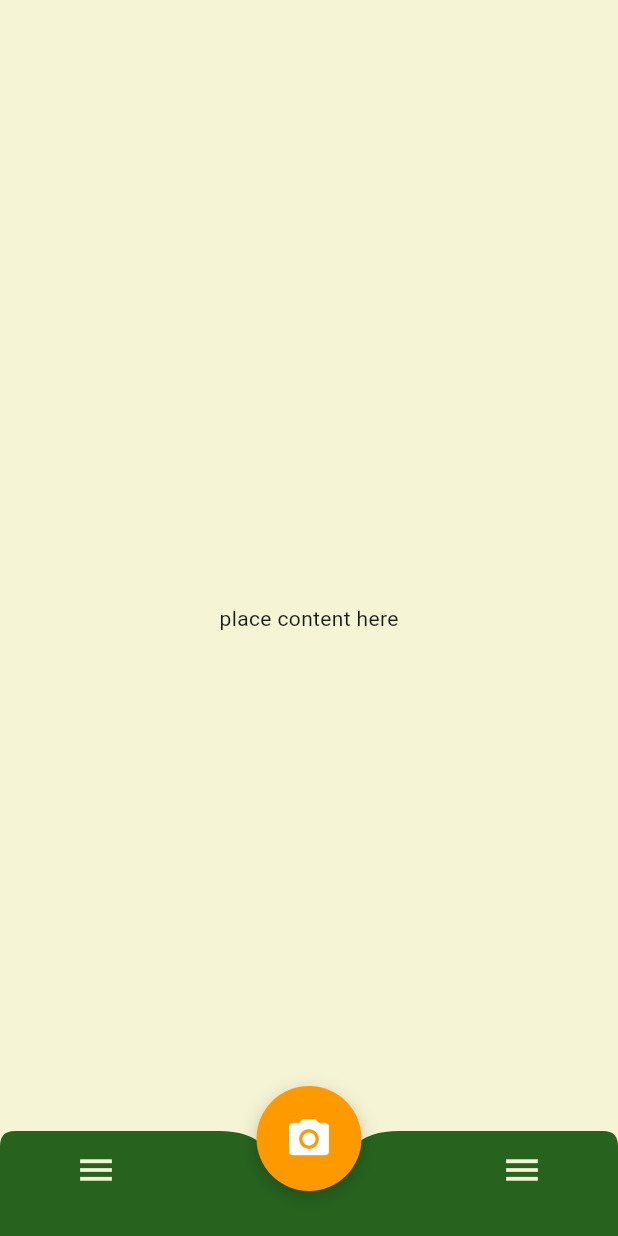
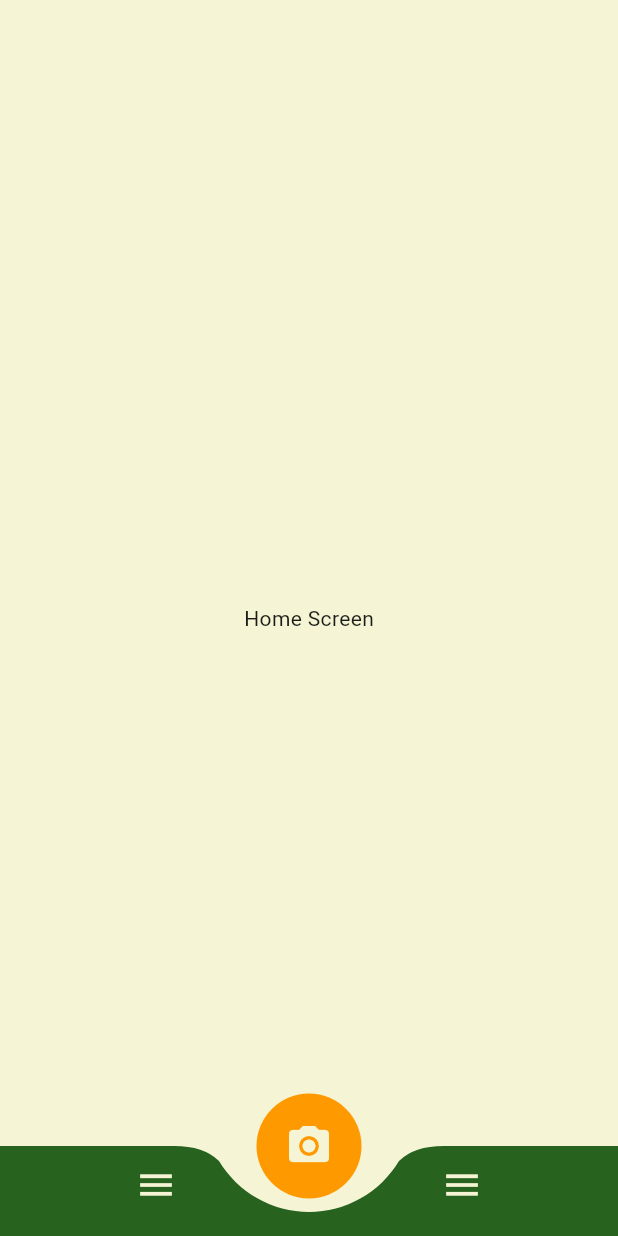
Before and after one commit to Q5dis/SSbryApp, a Flutter app: the screen it shows after launch, after a tap on the "menu" icon, on a phone screen of 412 x 824 dp. Run offline on Flutter 3.47's test engine with Material 3 defaults, Android fonts, the light colour scheme and no system bars.

Commit message:
10-01 owk

```diff
--- a/lib/main.dart
+++ b/lib/main.dart
@@ -9,7 +9,7 @@
   const MyApp({super.key});
 
   @override
-  Widget build(BuildContext){
+  Widget build(BuildContext context){
     return MaterialApp(
       title: 'SSbry',
       theme: ThemeData(
--- /dev/null
+++ b/lib/screens/home_screen.dart
@@ -0,0 +1,18 @@
+import 'package:flutter/material.dart';
+import '../widgets/bottom_nav.dart';
+
+class HomeScreen extends StatelessWidget {
+  const HomeScreen({Key? key}) : super(key: key);
+
+  @override
+  Widget build(BuildContext context) {
+    return Scaffold(
+      backgroundColor: Color(0xFFF5F4D4),
+      extendBody: true,
+      body: Center(
+        child: Text('Home Screen'),
+      ),
+      bottomNavigationBar: CustomBottomBar(),
+    );
+  }
+}
--- a/lib/widgets/bottom_nav.dart
+++ b/lib/widgets/bottom_nav.dart
@@ -1,4 +1,7 @@
 import 'package:flutter/material.dart';
+import '../screens/camera_screen.dart';
+import '../screens/credit_screen.dart';
+import '../screens/home_screen.dart';
 import 'dart:math' as math;
 
 class CustomBottomBar extends StatelessWidget {
@@ -7,7 +10,7 @@
   @override
   Widget build(BuildContext context) {
     return SizedBox(
-      height: 90, // 높이를 90으로 증가 (카메라 버튼이 위로 나오도록)
+      height: 90,
       child: Stack(
         clipBehavior: Clip.none, // 중요! Stack 밖으로 나갈 수 있게
         alignment: Alignment.bottomCenter,
@@ -25,52 +28,65 @@
 
           // 왼쪽 메뉴 아이콘
           Positioned(
-            bottom: 20,
-            left: 40,
+            bottom: 10,
+            left: 80,
             child: IconButton(
               icon: Icon(Icons.menu, color: Color(0xFFF5F4D4), size: 28),
-              onPressed: () {},
+              onPressed: () {
+                Navigator.pushReplacement(
+                    context,
+                    MaterialPageRoute(
+                        builder: (context) => HomeScreen()
+                    ));
+              },
             ),
           ),
 
           // 오른쪽 메뉴 아이콘
           Positioned(
-            bottom: 20,
-            right: 40,
+            bottom: 10,
+            right: 80,
             child: IconButton(
               icon: Icon(Icons.menu, color: Color(0xFFF5F4D4), size: 28),
-              onPressed: () {},
+              onPressed: () {
+                Navigator.pushReplacement(
+                    context,
+                    MaterialPageRoute(
+                        builder: (context) => CreditScreen()
+                    ));
+              },
             ),
           ),
 
           // 중앙 카메라 버튼 (위로 떠있는 느낌)
           Positioned(
-            bottom: 30, // 바텀바보다 30픽셀 위로
+            bottom: 25, // 바텀바보다 40픽셀 위로 (10px 갭 추가)
             child: Container(
               width: 70,
               height: 70,
               decoration: BoxDecoration(
                 color: Color(0xFFFF9900),
                 shape: BoxShape.circle,
-                boxShadow: [
-                  BoxShadow(
-                    color: Colors.black.withOpacity(0.2),
-                    blurRadius: 10,
-                    offset: Offset(0, 4),
-                  ),
-                ],
               ),
               child: IconButton(
-                icon: Icon(Icons.camera_alt, color: Colors.white, size: 32),
-                onPressed: () {},
+                icon: Icon(Icons.camera_alt, color:Color(0xFFF5F4D4), size: 32),
+                onPressed: () {
+                  Navigator.pushReplacement(
+                      context,
+                      MaterialPageRoute(
+                          builder: (context) => CameraScreen()
+                      ));
+                },
               ),
             ),
           ),
-        ],
+        ], // 내부 아이콘
       ),
     );
   }
 }
+
+
 
 // 중앙이 둥글게 파인 녹색 바를 그리는 CustomPainter
 class BottomBarPainter extends CustomPainter {
@@ -83,8 +99,8 @@
     final path = Path();
 
     double centerX = size.width / 2;
-    double notchRadius = 40; // 파인 부분의 반지름
-    double barHeight = 60;
+    double notchRadius = 70; // 파인 부분의 반지름
+    double barHeight = 50;
 
     // 시작점 (왼쪽 하단)
     path.moveTo(0, size.height);
@@ -93,7 +109,7 @@
     path.lineTo(0, size.height - barHeight);
 
     // 왼쪽 상단 모서리 (둥글게)
-    path.quadraticBezierTo(0, size.height - barHeight - 10, 10, size.height - barHeight - 10);
+    path.quadraticBezierTo(0, size.height - barHeight - 0, 0, size.height - barHeight - 10);
 
     // 왼쪽에서 중앙 파인 부분까지
     path.lineTo(centerX - notchRadius - 20, size.height - barHeight - 10);
@@ -116,13 +132,7 @@
     );
 
     // 오른쪽 상단 모서리까지
-    path.lineTo(size.width - 10, size.height - barHeight - 10);
-
-    // 오른쪽 상단 모서리 (둥글게)
-    path.quadraticBezierTo(
-        size.width, size.height - barHeight - 10,
-        size.width, size.height - barHeight
-    );
+    path.lineTo(size.width, size.height - barHeight - 10);
 
     // 오른쪽 변
     path.lineTo(size.width, size.height);
```
Also changed, not shown: lib/screens/camera_screen.dart (added, +18 -0 lines), lib/screens/credit_screen.dart (added, +18 -0 lines).
